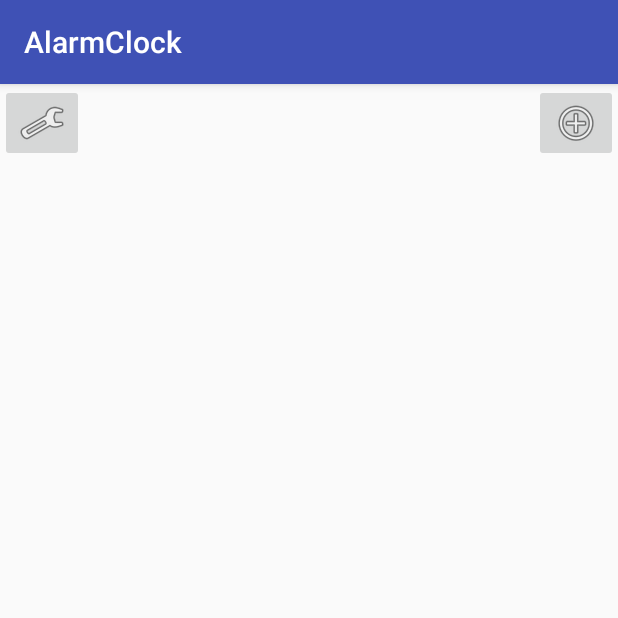
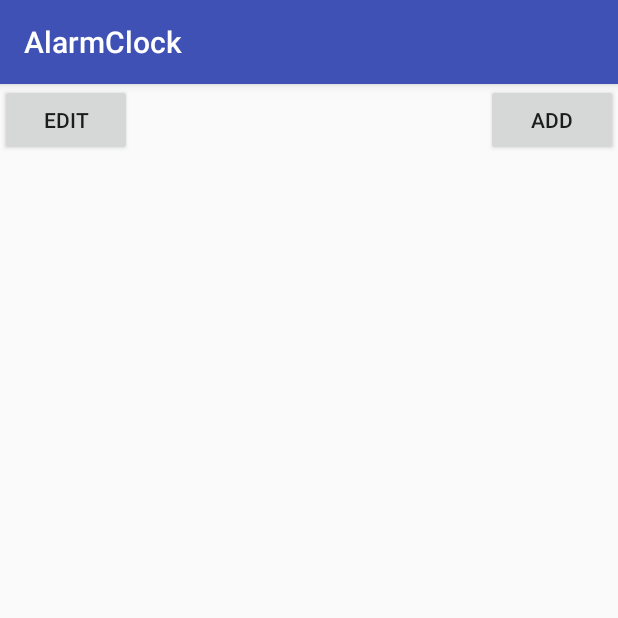
Before and after one commit to typedeferror/AlarmClock, an Android app: the screen it shows after launch (MainActivity), on a phone screen of 412 x 824 dp, the top half of it. Run offline under Robolectric (Android 15) with nearby library versions, the phone set to English and light mode, and no system bars.

Commit message:
вроде проканало
по другому прописал обращение и созадл он клик в самой кнопке, в классе вызвал только активити при обращении на кнопку

```diff
--- a/app/src/main/res/layout/activity_main.xml
+++ b/app/src/main/res/layout/activity_main.xml
@@ -6,20 +6,21 @@
     android:layout_height="match_parent"
     tools:context="com.example.user.alarmclock.MainActivity">
 
-    <ImageButton
-        android:id="@+id/imageBut1"
+
+    <Button
+        android:id="@+id/but1"
         android:layout_width="wrap_content"
         android:layout_height="wrap_content"
-        app:layout_constraintStart_toStartOf="parent"
-        app:layout_constraintTop_toTopOf="parent"
-        app:srcCompat="@android:drawable/ic_menu_manage" android:contentDescription="@string/edit" />
+        android:text="@string/add"
+        app:layout_constraintEnd_toEndOf="parent"
+        app:layout_constraintTop_toTopOf="parent" />
 
-    <ImageButton
-        android:id="@+id/imageBut2"
+    <Button
+        android:id="@+id/but2"
         android:layout_width="wrap_content"
         android:layout_height="wrap_content"
-        app:layout_constraintEnd_toEndOf="parent"
-        app:layout_constraintTop_toTopOf="parent"
-        app:srcCompat="@android:drawable/ic_menu_add" android:contentDescription="@string/add"/>
-
+        android:text="@string/edit"
+        android:onClick="activity_add_alarm"
+        app:layout_constraintStart_toStartOf="parent"
+        app:layout_constraintTop_toTopOf="parent" />
 </android.support.constraint.ConstraintLayout>
--- a/app/src/main/res/values/strings.xml
+++ b/app/src/main/res/values/strings.xml
@@ -1,7 +1,7 @@
 <resources>
     <string name="app_name">AlarmClock</string>
-    <string name="get_checked_items">Get checked items</string>
     <string name="title_activity_main">MainActivity</string>
-    <string name="edit">edit_alarm</string>
-    <string name="add">add_alarm</string>
+    <string name="edit">Edit</string>
+    <string name="add">Add</string>
+    <string name="text_view">TextView</string>
 </resources>
```
Also changed, not shown: app/src/main/java/com/example/user/alarmclock/MainActivity.java (+5 -11 lines), app/src/main/res/layout/activity_add_alarm.xml (+12 -0 lines).
